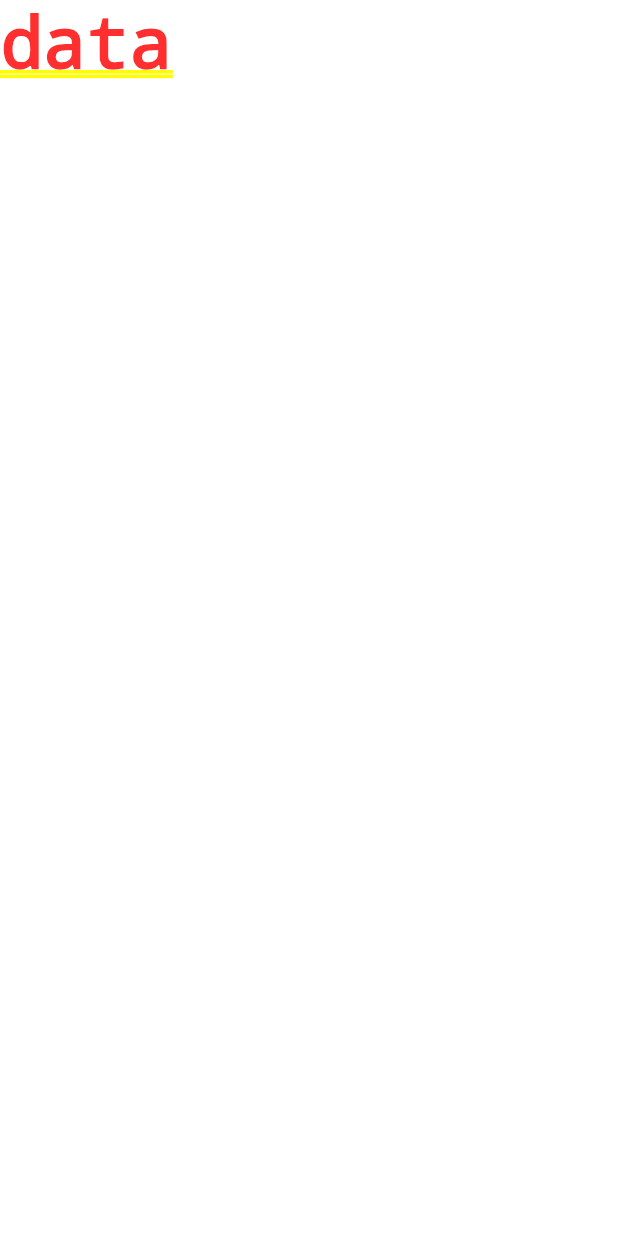
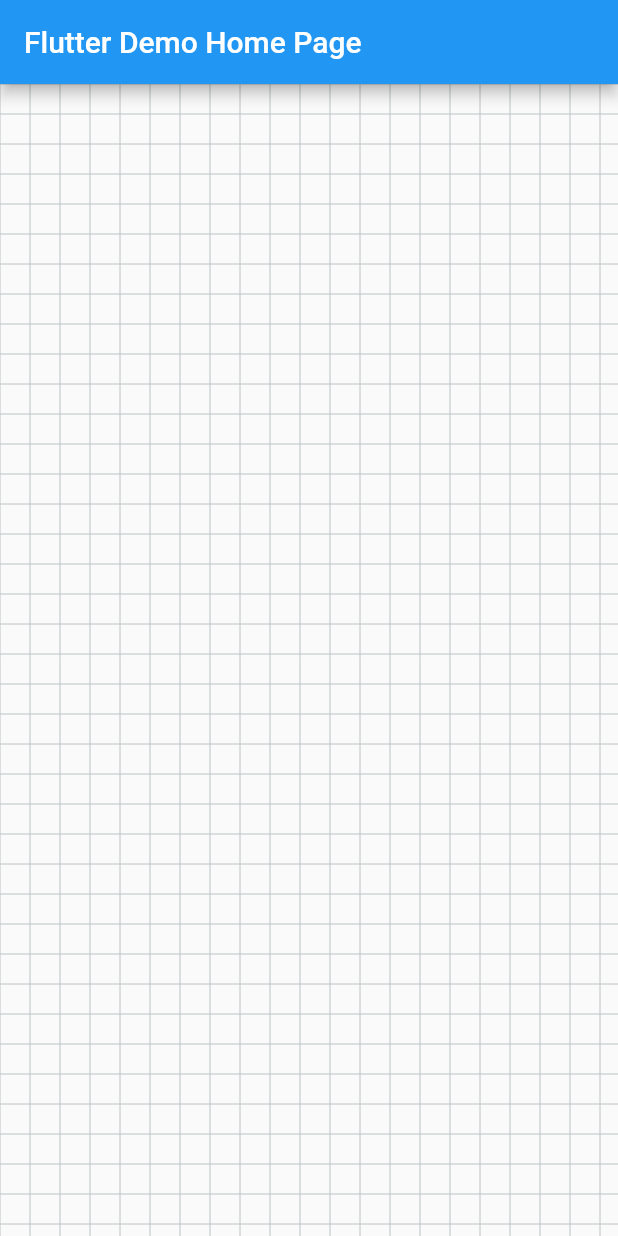
Before and after one commit to loki0210/DemoToGit, a Flutter app: the screen it shows after launch, on a phone screen of 412 x 824 dp. Run offline on Flutter 3.47's test engine with Material 2 defaults, Android fonts, the phone set to English and light mode, and no system bars.

Commit message:
2019.01.04

```diff
--- a/git_demo/lib/main.dart
+++ b/git_demo/lib/main.dart
@@ -1,4 +1,5 @@
 import 'package:flutter/material.dart';
+import './view/start_view.dart';
 
 void main() => runApp(MyApp());
 
@@ -11,19 +12,29 @@ class MyApp extends StatelessWidget {
       theme: ThemeData(
         primarySwatch: Colors.blue,
       ),
-      home: MyHomePage(),
+      home: MyHomePage(title: 'Flutter Demo Home Page'),
     );
   }
 }
+
 class MyHomePage extends StatefulWidget {
+  MyHomePage({Key key, this.title}) : super(key: key);
+  final String title;
+
+  @override
   _MyHomePageState createState() => _MyHomePageState();
 }
 
 class _MyHomePageState extends State<MyHomePage> {
   @override
   Widget build(BuildContext context) {
-    return Container(
-       child: Text('data'),
+    return Scaffold(
+      appBar: AppBar(
+        title: Text(widget.title),
+      ),
+      body: CustomPaint(
+        painter: StartView(context),
+      ),
     );
   }
 }
--- /dev/null
+++ b/git_demo/lib/view/start_view.dart
@@ -0,0 +1,44 @@
+import 'package:flutter/cupertino.dart';
+import 'dart:ui';
+
+class StartView extends CustomPainter {
+  Paint mHelpPaint;
+  BuildContext context;
+  StartView(this.context) {
+    mHelpPaint = new Paint();
+    mHelpPaint.style = PaintingStyle.stroke;
+    mHelpPaint.color = Color(0xffBBC3C5);
+    mHelpPaint.isAntiAlias = true;
+  }
+  @override
+  void paint(Canvas canvas, Size size) {
+    var winSize = MediaQuery.of(context).size;
+    canvas.drawPath(gridPath(20, winSize), mHelpPaint);
+  }
+
+  @override
+  bool shouldRepaint(CustomPainter oldDelegate) {
+    return true;
+  }
+}
+
+/*
+ * 绘制网格路径
+ *
+ * @param step    小正方形边长
+ * @param winSize 屏幕尺寸
+ */
+Path gridPath(int step, Size winSize) {
+  Path path = new Path();
+
+  for (int i = 0; i < winSize.height / step + 1; i++) {
+    path.moveTo(0, step * i.toDouble());
+    path.lineTo(winSize.width, step * i.toDouble());
+  }
+
+  for (int i = 0; i < winSize.width / step + 1; i++) {
+    path.moveTo(step * i.toDouble(), 0);
+    path.lineTo(step * i.toDouble(), winSize.height);
+  }
+  return path;
+}
```
Also changed, not shown: 1 other file.
